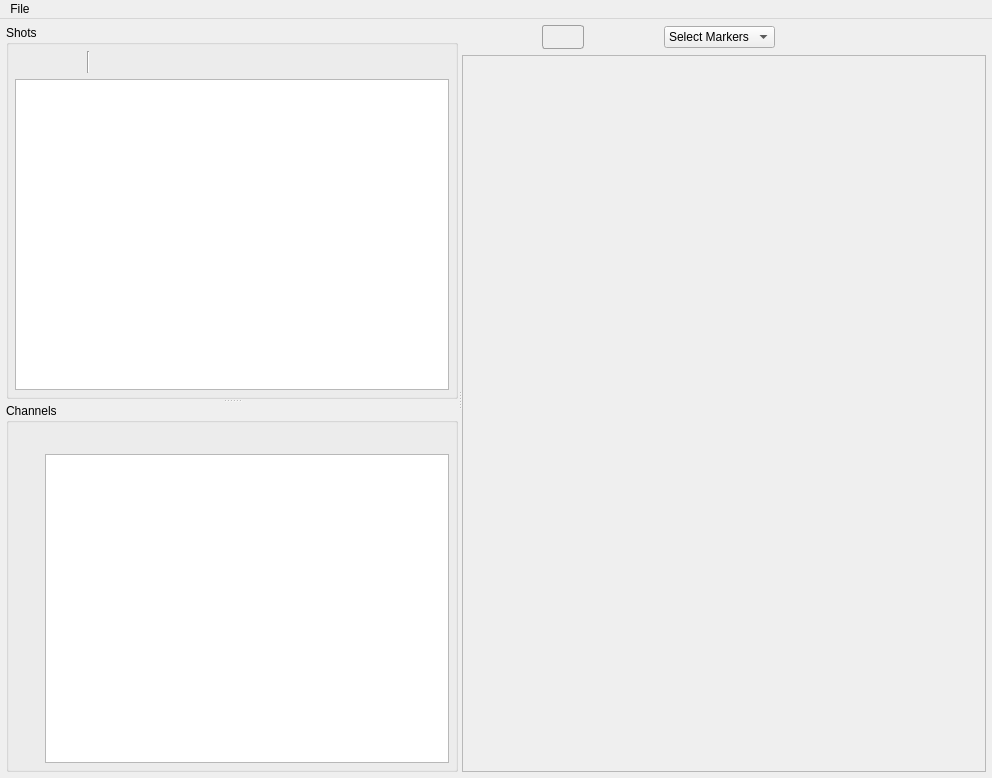
Before: the Qt Designer form runviewer/main.ui in labscript-suite/runviewer, drawn with Qt 5.
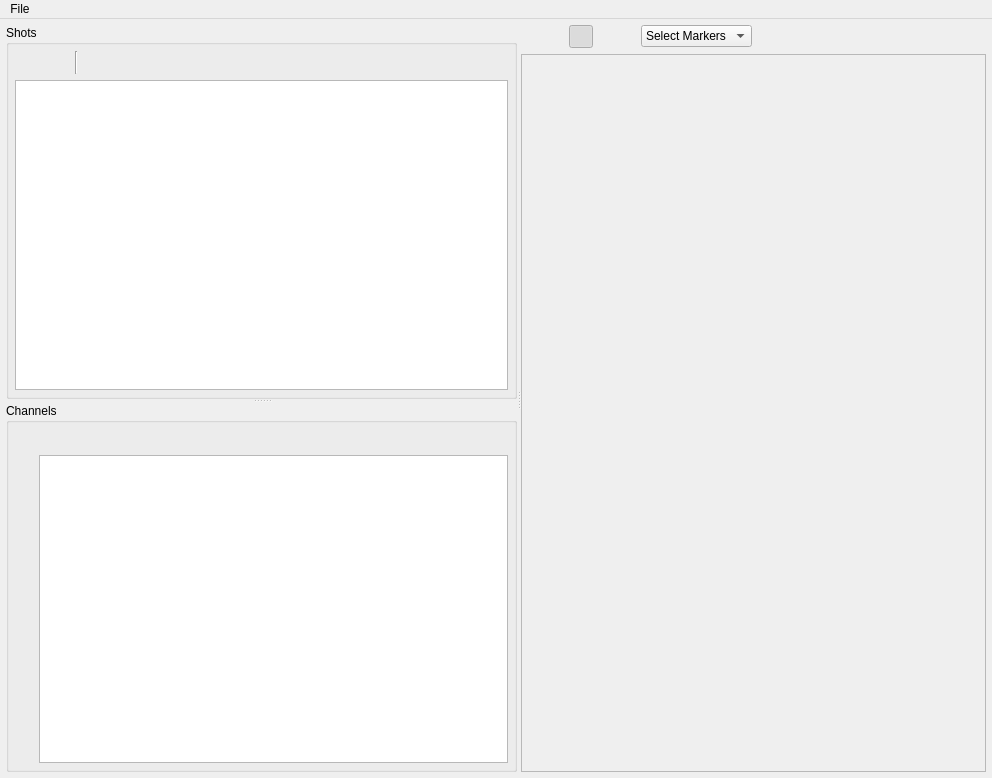
After: the same form once the commit is applied. Icons and pictures are not drawn.

Commit message: Draw the flat buttons with the Qt style instead of a style sheet

Patch:
```diff
--- a/runviewer/main.ui
+++ b/runviewer/main.ui
@@ -21,71 +21,6 @@
    <enum>QTabWidget::Rounded</enum>
   </property>
   <widget class="QWidget" name="centralwidget">
-   <property name="styleSheet">
-    <string notr="true">QPushButton {
-     border: none;
-     padding: 4px;
- }
-
-QPushButton:hover {
-     background-color: qlineargradient(x1: 0, y1: 0, x2: 0, y2: 1,
-                                       stop: 0 palette(light), stop: 1 palette(window));
-     border: 1px solid palette(dark);
-     border-radius: 3px;
- }
-
- QPushButton:pressed {
-     background-color: qlineargradient(x1: 0, y1: 0, x2: 0, y2: 1,
-                                       stop: 0 palette(window), stop: 1 palette(light));
-     border: 1px solid palette(dark);
-     border-radius: 3px;
- }
-
-QPushButton:checked {
-     background-color: palette(window);
-     border: 1px solid palette(dark);
-     border-radius: 3px;
- }
-
-QPushButton:hover:checked {
-     background-color: qlineargradient(x1: 0, y1: 0, x2: 0, y2: 1,
-                                       stop: 0 palette(window), stop: 1 palette(light));
-     border: 1px solid palette(dark);
-     border-radius: 3px;
- }
-
-QToolButton {
-     border: none;
-     padding: 2px;
- }
-
-QToolButton:hover {
-     background-color: qlineargradient(x1: 0, y1: 0, x2: 0, y2: 1,
-                                       stop: 0 palette(light), stop: 1 palette(window));
-     border: 1px solid palette(dark);
-     border-radius: 3px;
- }
-
- QToolButton:pressed {
-     background-color: qlineargradient(x1: 0, y1: 0, x2: 0, y2: 1,
-                                       stop: 0 palette(window), stop: 1 palette(light));
-     border: 1px solid palette(dark);
-     border-radius: 3px;
- }
-
-QToolButton:checked {
-     background-color: palette(window);
-     border: 1px solid palette(dark);
-     border-radius: 3px;
- }
-
-QToolButton:hover:checked {
-     background-color: qlineargradient(x1: 0, y1: 0, x2: 0, y2: 1,
-                                       stop: 0 palette(window), stop: 1 palette(light));
-     border: 1px solid palette(dark);
-     border-radius: 3px;
- }</string>
-   </property>
    <layout class="QVBoxLayout" name="verticalLayout_6">
     <property name="leftMargin">
      <number>6</number>
@@ -128,7 +63,7 @@
          <item>
           <layout class="QHBoxLayout" name="horizontalLayout">
            <item>
-            <widget class="QPushButton" name="add_shot">
+            <widget class="QToolButton" name="add_shot">
              <property name="maximumSize">
               <size>
                <width>30</width>
@@ -141,10 +76,13 @@
              <property name="text">
               <string/>
              </property>
+             <property name="autoRaise">
+              <bool>true</bool>
+             </property>
             </widget>
            </item>
            <item>
-            <widget class="QPushButton" name="remove_shots">
+            <widget class="QToolButton" name="remove_shots">
              <property name="maximumSize">
               <size>
                <width>30</width>
@@ -157,6 +95,9 @@
              <property name="text">
               <string/>
              </property>
+             <property name="autoRaise">
+              <bool>true</bool>
+             </property>
             </widget>
            </item>
            <item>
@@ -167,23 +108,29 @@
             </widget>
            </item>
            <item>
-            <widget class="QPushButton" name="enable_selected_shots">
+            <widget class="QToolButton" name="enable_selected_shots">
              <property name="toolTip">
               <string>Tick selected shots</string>
              </property>
              <property name="text">
               <string/>
              </property>
+             <property name="autoRaise">
+              <bool>true</bool>
+             </property>
             </widget>
            </item>
            <item>
-            <widget class="QPushButton" name="disable_selected_shots">
+            <widget class="QToolButton" name="disable_selected_shots">
              <property name="toolTip">
               <string>Untick selected shots</string>
              </property>
              <property name="text">
               <string/>
              </property>
+             <property name="autoRaise">
+              <bool>true</bool>
+             </property>
             </widget>
            </item>
            <item>
@@ -239,23 +186,29 @@
          <item row="0" column="1">
           <layout class="QHBoxLayout" name="horizontalLayout_2">
            <item>
-            <widget class="QPushButton" name="group_channel">
+            <widget class="QToolButton" name="group_channel">
              <property name="toolTip">
               <string>Group selected channels</string>
              </property>
              <property name="text">
               <string/>
              </property>
+             <property name="autoRaise">
+              <bool>true</bool>
+             </property>
             </widget>
            </item>
            <item>
-            <widget class="QPushButton" name="delete_group">
+            <widget class="QToolButton" name="delete_group">
              <property name="toolTip">
               <string>Delete selected group</string>
              </property>
              <property name="text">
               <string/>
              </property>
+             <property name="autoRaise">
+              <bool>true</bool>
+             </property>
             </widget>
            </item>
            <item>
@@ -302,7 +255,7 @@
             </spacer>
            </item>
            <item>
-            <widget class="QPushButton" name="channel_move_to_top">
+            <widget class="QToolButton" name="channel_move_to_top">
              <property name="maximumSize">
               <size>
                <width>30</width>
@@ -315,10 +268,13 @@
              <property name="text">
               <string/>
              </property>
+             <property name="autoRaise">
+              <bool>true</bool>
+             </property>
             </widget>
            </item>
            <item>
-            <widget class="QPushButton" name="channel_move_up">
+            <widget class="QToolButton" name="channel_move_up">
              <property name="maximumSize">
               <size>
                <width>30</width>
@@ -331,10 +287,13 @@
              <property name="text">
               <string/>
              </property>
+             <property name="autoRaise">
+              <bool>true</bool>
+             </property>
             </widget>
            </item>
            <item>
-            <widget class="QPushButton" name="channel_move_down">
+            <widget class="QToolButton" name="channel_move_down">
              <property name="maximumSize">
               <size>
                <width>30</width>
@@ -347,10 +306,13 @@
              <property name="text">
               <string/>
              </property>
+             <property name="autoRaise">
+              <bool>true</bool>
+             </property>
             </widget>
            </item>
            <item>
-            <widget class="QPushButton" name="channel_move_to_bottom">
+            <widget class="QToolButton" name="channel_move_to_bottom">
              <property name="maximumSize">
               <size>
                <width>30</width>
@@ -363,6 +325,9 @@
              <property name="text">
               <string/>
              </property>
+             <property name="autoRaise">
+              <bool>true</bool>
+             </property>
             </widget>
            </item>
            <item>
@@ -409,27 +374,33 @@
            <number>0</number>
           </property>
           <item>
-           <widget class="QPushButton" name="reset_x_axis">
+           <widget class="QToolButton" name="reset_x_axis">
             <property name="toolTip">
              <string>Show all time</string>
             </property>
             <property name="text">
              <string/>
             </property>
+            <property name="autoRaise">
+             <bool>true</bool>
+            </property>
            </widget>
           </item>
           <item>
-           <widget class="QPushButton" name="reset_y_axis">
+           <widget class="QToolButton" name="reset_y_axis">
             <property name="toolTip">
              <string>Autoscale y-axis</string>
             </property>
             <property name="text">
              <string/>
             </property>
+            <property name="autoRaise">
+             <bool>true</bool>
+            </property>
            </widget>
           </item>
           <item>
-           <widget class="QPushButton" name="toggle_tooltip">
+           <widget class="QToolButton" name="toggle_tooltip">
             <property name="toolTip">
              <string>Enable/Disable Tooltip</string>
             </property>
@@ -442,26 +413,35 @@
             <property name="checked">
              <bool>true</bool>
             </property>
+            <property name="autoRaise">
+             <bool>true</bool>
+            </property>
            </widget>
           </item>
           <item>
-           <widget class="QPushButton" name="linear_time">
+           <widget class="QToolButton" name="linear_time">
             <property name="toolTip">
              <string>Reset time axis</string>
             </property>
             <property name="text">
              <string/>
             </property>
+            <property name="autoRaise">
+             <bool>true</bool>
+            </property>
            </widget>
           </item>
           <item>
-           <widget class="QPushButton" name="equal_space_time">
+           <widget class="QToolButton" name="equal_space_time">
             <property name="toolTip">
              <string>Space markers evenly</string>
             </property>
             <property name="checkable">
              <bool>false</bool>
             </property>
+            <property name="autoRaise">
+             <bool>true</bool>
+            </property>
            </widget>
           </item>
           <item>
```
